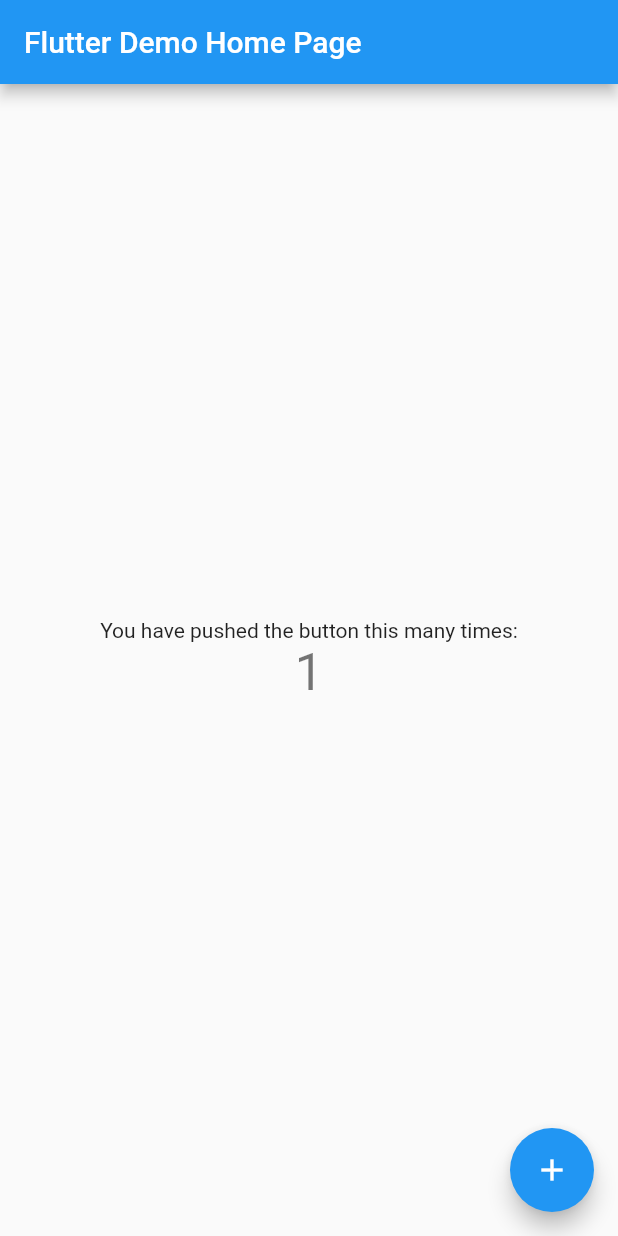
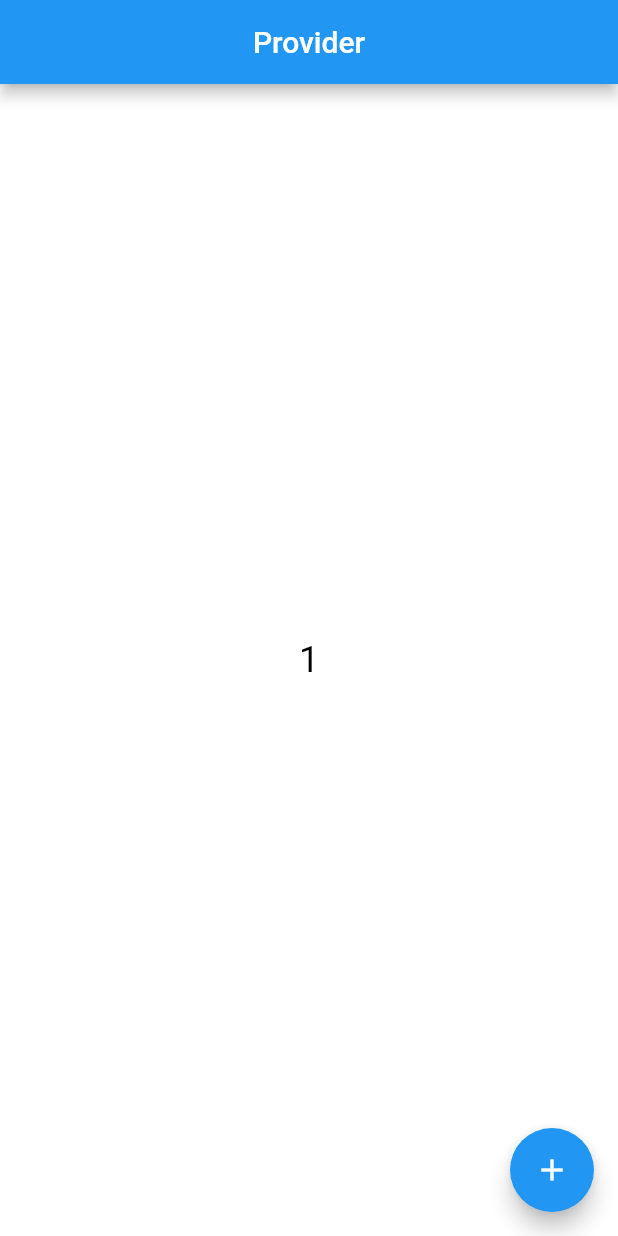
Before and after one commit to EngrTAHAR-Noureddine/Flutter_StateMangament, a Flutter app: the screen it shows after launch, after a tap on the "add" icon, on a phone screen of 412 x 824 dp. Run offline on Flutter 3.47's test engine with Material 2 defaults, Android fonts, the phone set to English and light mode, and no system bars.

Commit message:
add example about provider

```diff
--- a/flutter_provider/lib/main.dart
+++ b/flutter_provider/lib/main.dart
@@ -1,115 +1,30 @@
 import 'package:flutter/material.dart';
+import 'package:provider/provider.dart';
+
+import 'myapp/Home.dart';
+import 'myapp/MyProviderClass.dart';
 
 void main() {
-  runApp(const MyApp());
+  runApp(
+      MultiProvider(
+        providers: [
+          ChangeNotifierProvider(create: (_) => MyProvider()),
+        ],
+        child: const MyApp(),
+      )
+     );
 }
 
 class MyApp extends StatelessWidget {
   const MyApp({Key? key}) : super(key: key);
-
-  // This widget is the root of your application.
   @override
   Widget build(BuildContext context) {
     return MaterialApp(
-      title: 'Flutter Demo',
+      title: 'Provider',
       theme: ThemeData(
-        // This is the theme of your application.
-        //
-        // Try running your application with "flutter run". You'll see the
-        // application has a blue toolbar. Then, without quitting the app, try
-        // changing the primarySwatch below to Colors.green and then invoke
-        // "hot reload" (press "r" in the console where you ran "flutter run",
-        // or simply save your changes to "hot reload" in a Flutter IDE).
-        // Notice that the counter didn't reset back to zero; the application
-        // is not restarted.
         primarySwatch: Colors.blue,
       ),
-      home: const MyHomePage(title: 'Flutter Demo Home Page'),
+      home: const Home(),
     );
   }
 }
-
-class MyHomePage extends StatefulWidget {
-  const MyHomePage({Key? key, required this.title}) : super(key: key);
-
-  // This widget is the home page of your application. It is stateful, meaning
-  // that it has a State object (defined below) that contains fields that affect
-  // how it looks.
-
-  // This class is the configuration for the state. It holds the values (in this
-  // case the title) provided by the parent (in this case the App widget) and
-  // used by the build method of the State. Fields in a Widget subclass are
-  // always marked "final".
-
-  final String title;
-
-  @override
-  State<MyHomePage> createState() => _MyHomePageState();
-}
-
-class _MyHomePageState extends State<MyHomePage> {
-  int _counter = 0;
-
-  void _incrementCounter() {
-    setState(() {
-      // This call to setState tells the Flutter framework that something has
-      // changed in this State, which causes it to rerun the build method below
-      // so that the display can reflect the updated values. If we changed
-      // _counter without calling setState(), then the build method would not be
-      // called again, and so nothing would appear to happen.
-      _counter++;
-    });
-  }
-
-  @override
-  Widget build(BuildContext context) {
-    // This method is rerun every time setState is called, for instance as done
-    // by the _incrementCounter method above.
-    //
-    // The Flutter framework has been optimized to make rerunning build methods
-    // fast, so that you can just rebuild anything that needs updating rather
-    // than having to individually change instances of widgets.
-    return Scaffold(
-      appBar: AppBar(
-        // Here we take the value from the MyHomePage object that was created by
-        // the App.build method, and use it to set our appbar title.
-        title: Text(widget.title),
-      ),
-      body: Center(
-        // Center is a layout widget. It takes a single child and positions it
-        // in the middle of the parent.
-        child: Column(
-          // Column is also a layout widget. It takes a list of children and
-          // arranges them vertically. By default, it sizes itself to fit its
-          // children horizontally, and tries to be as tall as its parent.
-          //
-          // Invoke "debug painting" (press "p" in the console, choose the
-          // "Toggle Debug Paint" action from the Flutter Inspector in Android
-          // Studio, or the "Toggle Debug Paint" command in Visual Studio Code)
-          // to see the wireframe for each widget.
-          //
-          // Column has various properties to control how it sizes itself and
-          // how it positions its children. Here we use mainAxisAlignment to
-          // center the children vertically; the main axis here is the vertical
-          // axis because Columns are vertical (the cross axis would be
-          // horizontal).
-          mainAxisAlignment: MainAxisAlignment.center,
-          children: <Widget>[
-            const Text(
-              'You have pushed the button this many times:',
-            ),
-            Text(
-              '$_counter',
-              style: Theme.of(context).textTheme.headline4,
-            ),
-          ],
-        ),
-      ),
-      floatingActionButton: FloatingActionButton(
-        onPressed: _incrementCounter,
-        tooltip: 'Increment',
-        child: const Icon(Icons.add),
-      ), // This trailing comma makes auto-formatting nicer for build methods.
-    );
-  }
-}
--- /dev/null
+++ b/flutter_provider/lib/myapp/Home.dart
@@ -0,0 +1,69 @@
+import 'package:flutter/material.dart';
+import 'package:flutter_provider/myapp/MyProviderClass.dart';
+import 'package:provider/provider.dart';
+
+class Home extends StatefulWidget {
+  const Home({Key? key}) : super(key: key);
+
+  @override
+  State<Home> createState() => _HomeState();
+}
+
+class _HomeState extends State<Home> {
+
+  @override
+  Widget build(BuildContext context) {
+    return Consumer<MyProvider>(
+        builder: (context, myprovider, child) {
+          return  Scaffold(
+            backgroundColor: Colors.white70,
+            appBar: AppBar(
+              centerTitle: true,
+              title: const Text("Provider"),
+            ),
+            body:
+            Center(
+              child: Text("${myprovider.number}" , style: const TextStyle(color: Colors.black , fontSize: 24, ),),
+            ),
+            floatingActionButton: FloatingActionButton(
+              onPressed: () => myprovider.addNumber(),
+              // context.read<MyProvider>().addNumber(),
+              // use when you want call fct of notifyListeners() out of Consumer<MyProvider>
+              // example in green Comment
+              child: const Icon(Icons.add,color: Colors.white),
+            ),
+          );
+        });
+  }
+}
+
+/**
+ * this when use context.read<ClassOfChangeNotifier>().fctContainsNotifierListener():
+ *
+    class _HomeState extends State<Home> {
+
+    @override
+    Widget build(BuildContext context) {
+    return Scaffold(
+    backgroundColor: Colors.white70,
+    appBar: AppBar(
+    centerTitle: true,
+    title: const Text("Provider"),
+    ),
+    body:Consumer<MyProvider>(
+    builder: (context, myprovider, child) {
+    return Center(
+    child: Text("${myprovider.number}" , style: const TextStyle(color: Colors.black , fontSize: 24, ),),
+    );
+    },
+    ),
+    floatingActionButton: FloatingActionButton(
+    onPressed: () => context.read<MyProvider>().addNumber(),
+    child: const Icon(Icons.add,color: Colors.white),
+    ),
+    );
+    }
+    }
+
+ *
+ * **/
--- /dev/null
+++ b/flutter_provider/lib/myapp/MyProviderClass.dart
@@ -0,0 +1,13 @@
+import 'package:flutter/material.dart';
+
+class MyProvider with ChangeNotifier{
+
+  int number =0;
+
+  void addNumber(){
+    this.number++;
+    print(number);
+    notifyListeners();
+  }
+
+}
--- a/flutter_provider/pubspec.yaml
+++ b/flutter_provider/pubspec.yaml
@@ -34,6 +34,7 @@
   # The following adds the Cupertino Icons font to your application.
   # Use with the CupertinoIcons class for iOS style icons.
   cupertino_icons: ^1.0.2
+  provider: ^6.0.2
 
 dev_dependencies:
   flutter_test:
```
Also changed, not shown: flutter_provider/pubspec.lock.
